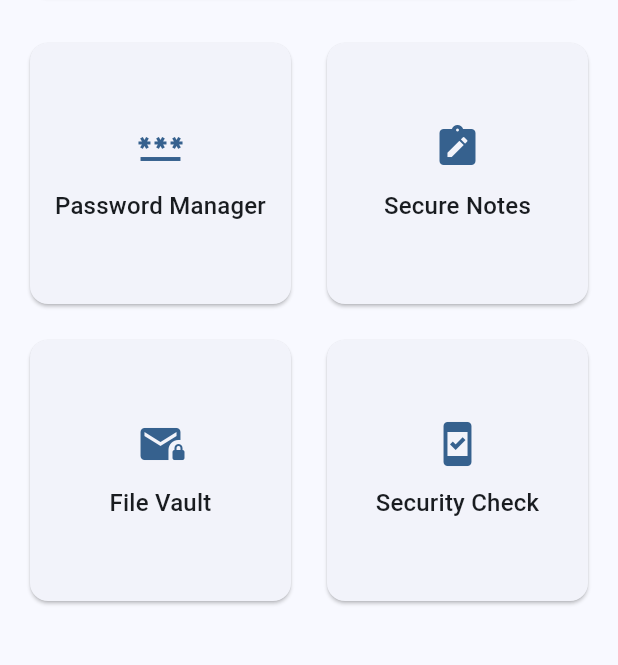
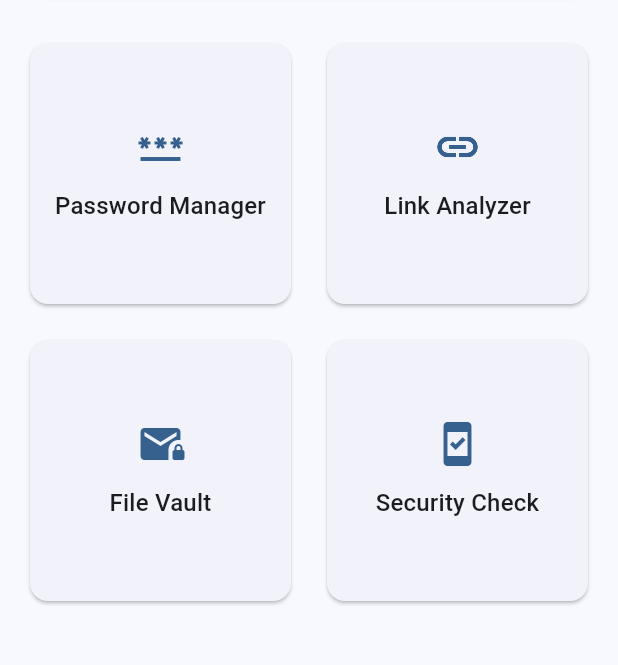
Before and after one commit to Soham1250/SecureMe, a Flutter app: the screen it shows after launch, on a phone screen of 412 x 824 dp, the part 359-1024 px from its top. Run offline on Flutter 3.47's test engine with Material 3 defaults, Android fonts, the phone set to English and light mode, and no system bars.

Commit message:
Home page for application

```diff
--- a/Frontend/secureme/lib/main.dart
+++ b/Frontend/secureme/lib/main.dart
@@ -99,8 +99,8 @@
                     ),
                     _buildFeatureCard(
                       context,
-                      'Secure Notes',
-                      Icons.note_alt,
+                      'Link Analyzer',
+                      Icons.link_sharp,
                       () {
                         // TODO: Implement secure notes
                       },
```
